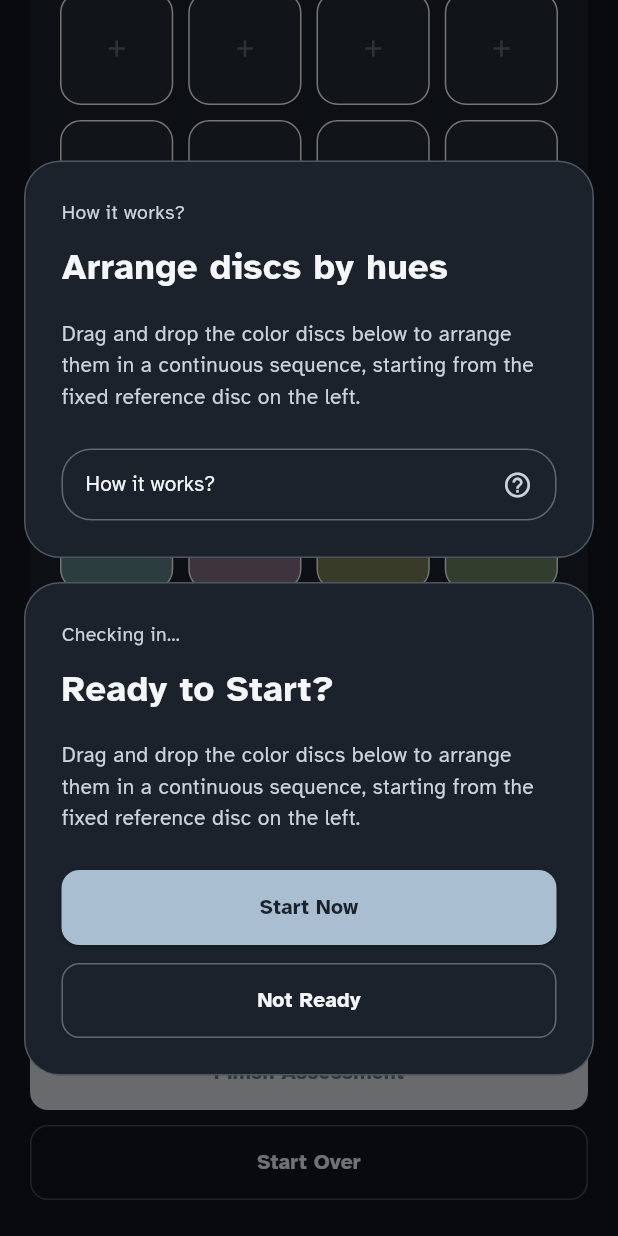
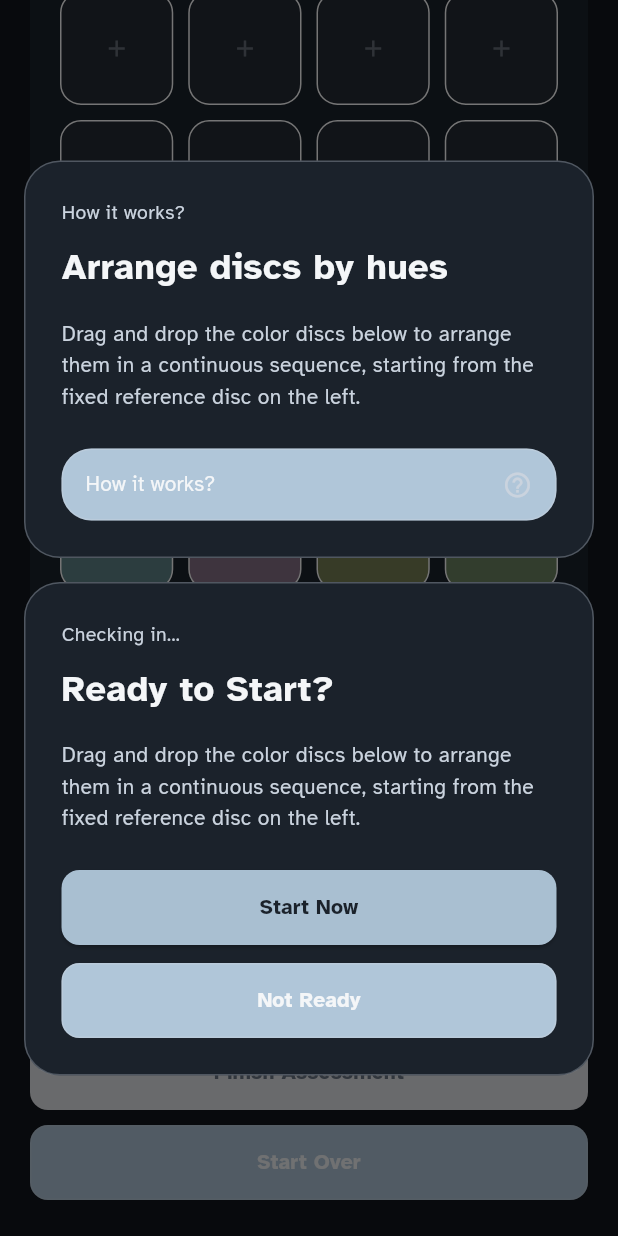
Before and after one commit to dinonIsaig/GabEye, a Flutter app: the AssessmentScreen screen opened by its route, scrolled down 291 dp, on a phone screen of 412 x 824 dp. Run offline on Flutter 3.47's test engine with Material 3 defaults, Android fonts, the phone set to English and light mode, and no system bars; our stand-ins replace flutter_svg, google_fonts.

Commit message:
style: add button theme

```diff
--- a/lib/core/theme/gabeye_theme.dart
+++ b/lib/core/theme/gabeye_theme.dart
@@ -56,6 +56,12 @@ class GabEyeTheme {
         disabledForegroundColor: AppColors.disabledText,
       ),
     ),
+    outlinedButtonTheme: OutlinedButtonThemeData(
+      style: OutlinedButton.styleFrom(
+        backgroundColor: AppColors.lightSurface,
+        foregroundColor: AppColors.lightPrimaryButton,
+      ),
+    ),
     textTheme: _buildTextTheme(AppColors.lightTextPrimary),
     bottomSheetTheme: const BottomSheetThemeData(
       backgroundColor: AppColors.lightSurface,
@@ -86,6 +92,12 @@ class GabEyeTheme {
         disabledForegroundColor: AppColors.disabledText,
       ),
     ),
+    outlinedButtonTheme: OutlinedButtonThemeData(
+      style: OutlinedButton.styleFrom(
+        backgroundColor: AppColors.darkPrimaryButton,
+        foregroundColor: AppColors.darkSurface,
+      ),
+    ),
     textTheme: _buildTextTheme(AppColors.darkTextPrimary),
     bottomSheetTheme: const BottomSheetThemeData(
       backgroundColor: AppColors.darkMode,
```
